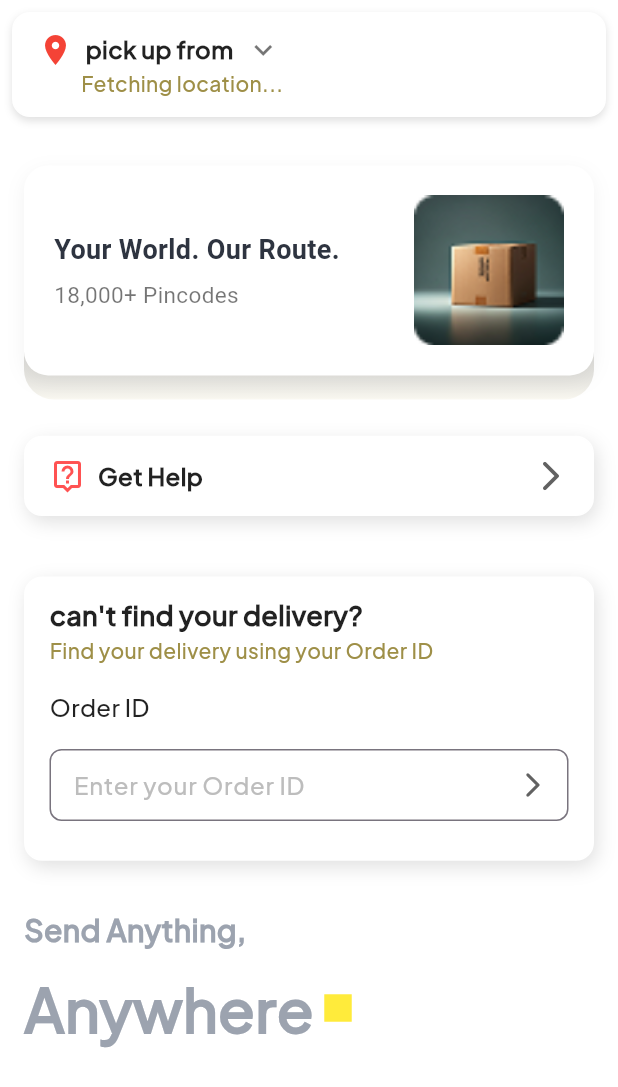
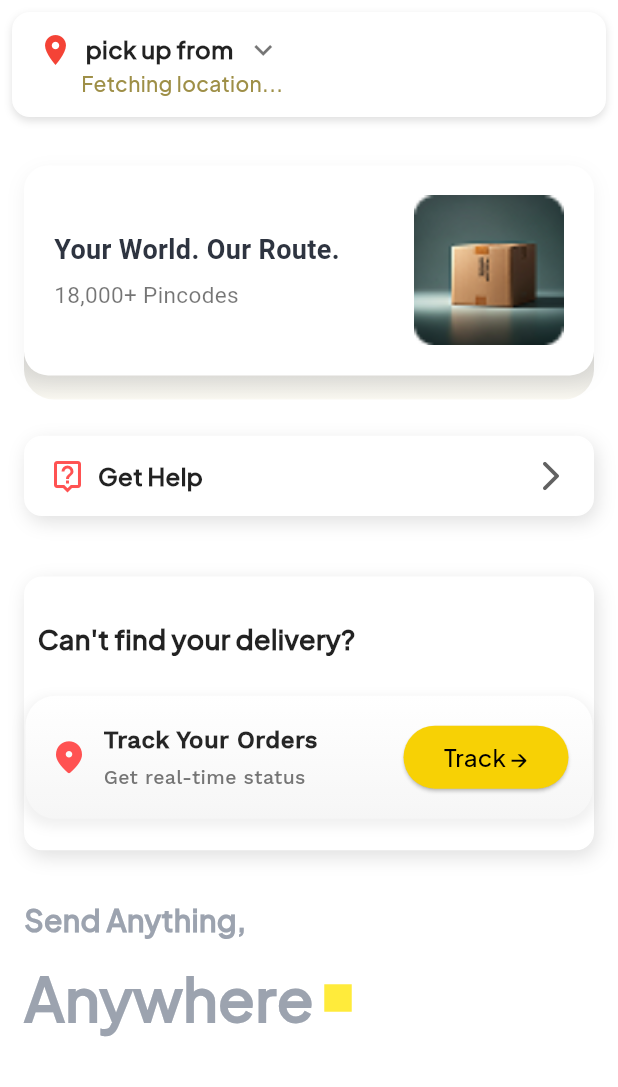
Before and after one commit to FLUXY01/Zone-Express, a Flutter app: the DashboardScreenUser screen opened directly, on a phone screen of 412 x 824 dp. Shown: the top 1087 px of the screen. Run offline on Flutter 3.47's test engine with Material 3 defaults, Android fonts, the light colour scheme and no system bars; our stand-ins replace dio, flutter_dotenv, flutter_vector_icons, geolocator, get, google_maps_flutter and 2 more; generated files the repository leaves out were written again.

Commit message:
chore: made restricted item page and made track your order container

```diff
--- a/lib/feature/User/dashboard/screens/dashboard_screen.dart
+++ b/lib/feature/User/dashboard/screens/dashboard_screen.dart
@@ -1,6 +1,7 @@
 import 'package:flutter/material.dart';
 import 'package:get/get.dart';
 import 'package:zone_express/feature/User/dashboard/widget/dashboard_container.dart';
+import 'package:zone_express/feature/User/dashboard/widget/track_order_container.dart';
 import 'package:zone_express/feature/User/get%20help/screens/get_help.dart';
 import 'package:zone_express/feature/User/location/screens/location_search_page.dart';
 import 'package:zone_express/feature/User/orders/screens/address_details.dart';
@@ -165,11 +166,7 @@ class _DashboardScreenUserState extends State<DashboardScreenUser> {
               Padding(
                 padding: const EdgeInsets.all(16.0),
                 child: Container(
-                  padding: const EdgeInsets.symmetric(
-                    horizontal: 16,
-                    vertical: 12,
-                  ),
-                  height: screenHeight * 0.23,
+                  padding: const EdgeInsets.symmetric(vertical: 20),
                   width: double.infinity,
                   decoration: BoxDecoration(
                     color: Colors.white,
@@ -186,8 +183,10 @@ class _DashboardScreenUserState extends State<DashboardScreenUser> {
                   child: Column(
                     crossAxisAlignment: CrossAxisAlignment.start,
                     children: [
-                      Text(
-                        "can't find your delivery?",
+                      Padding(
+                        padding: const EdgeInsets.all(8.0),
+                        child: Text(
+                          "Can't find your delivery?",
                           style: TextStyle(
                             fontSize: 18,
                             fontWeight: FontWeight.w800,
@@ -195,52 +194,9 @@ class _DashboardScreenUserState extends State<DashboardScreenUser> {
                             fontFamily: Tfonts.plusJakartaSansFont,
                           ),
                         ),
-                      Text(
-                        "Find your delivery using your Order ID",
-                        style: TextStyle(
-                          fontSize: 14,
-                          fontWeight: FontWeight.w600,
-                          color: Color(0xFF9E8F47),
-                          fontFamily: Tfonts.plusJakartaSansFont,
-                        ),
                       ),
                       SizedBox(height: screenHeight * 0.02),
-                      Text(
-                        "Order ID",
-                        style: TextStyle(
-                          fontSize: 16,
-                          fontWeight: FontWeight.w600,
-                          color: Colors.black87,
-                          fontFamily: Tfonts.plusJakartaSansFont,
-                        ),
-                      ),
-                      SizedBox(height: screenHeight * 0.02),
-                      TextField(
-                        decoration: InputDecoration(
-                          hintText: "Enter your Order ID",
-                          hintStyle: TextStyle(
-                            color: Colors.grey[400],
-                            fontFamily: Tfonts.plusJakartaSansFont,
-                          ),
-                          border: OutlineInputBorder(
-                            borderRadius: BorderRadius.circular(8),
-                            borderSide: BorderSide(color: Colors.grey.shade300),
-                          ),
-                          focusedBorder: OutlineInputBorder(
-                            borderRadius: BorderRadius.circular(8),
-                            borderSide: BorderSide(color: Colors.grey.shade400),
-                          ),
-                          contentPadding: const EdgeInsets.symmetric(
-                            horizontal: 12,
-                            vertical: 8,
-                          ),
-                          suffixIcon: Icon(
-                            Icons.arrow_forward_ios_rounded,
-                            color: Colors.grey[700],
-                            size: 20,
-                          ),
-                        ),
-                      ),
+                      const TrackOrderContainer(),
                     ],
                   ),
                 ),
--- /dev/null
+++ b/lib/feature/User/dashboard/widget/track_order_container.dart
@@ -0,0 +1,92 @@
+import 'package:flutter/material.dart';
+import 'package:get/get.dart';
+import 'package:zone_express/common/comm_button_yellow.dart';
+import 'package:zone_express/feature/User/orders/screens/order_screen.dart';
+import 'package:zone_express/feature/User/orders/screens/to_me_screen.dart';
+import 'package:zone_express/utils/constants/font.dart';
+
+class TrackOrderContainer extends StatelessWidget {
+  const TrackOrderContainer({super.key});
+
+  @override
+  Widget build(BuildContext context) {
+    return Container(
+      padding: const EdgeInsets.symmetric(horizontal: 16, vertical: 18),
+      decoration: BoxDecoration(
+        borderRadius: BorderRadius.circular(20),
+        gradient: const LinearGradient(
+          colors: [
+            Color(0xFFFFFFFF),
+            Color(0xFFF6F6F6), // subtle grey shade bottom gradient
+          ],
+          begin: Alignment.topCenter,
+          end: Alignment.bottomCenter,
+        ),
+        boxShadow: [
+          BoxShadow(
+            color: Colors.grey.withOpacity(0.15),
+            spreadRadius: 2,
+            blurRadius: 6,
+            offset: const Offset(0, 3),
+          ),
+        ],
+      ),
+      child: Row(
+        crossAxisAlignment: CrossAxisAlignment.center,
+        children: [
+          // 🔹 Location Icon
+          const Icon(
+            Icons.location_on_rounded,
+            color: Colors.redAccent,
+            size: 26,
+          ),
+          const SizedBox(width: 10),
+
+          // 🔹 Text Section (Expandable)
+          Expanded(
+            child: Column(
+              crossAxisAlignment: CrossAxisAlignment.start,
+              mainAxisSize: MainAxisSize.min,
+              children: [
+                Text(
+                  "Track Your Orders",
+                  overflow: TextOverflow.ellipsis,
+                  style: TextStyle(
+                    fontSize: 16,
+                    fontWeight: FontWeight.bold,
+                    color: Colors.black.withOpacity(0.85),
+                    fontFamily: Tfonts.workSansFont,
+                  ),
+                ),
+                const SizedBox(height: 4),
+                Text(
+                  "Get real-time status",
+                  overflow: TextOverflow.ellipsis,
+                  style: TextStyle(
+                    fontSize: 13,
+                    color: Colors.grey[600],
+                    fontFamily: Tfonts.workSansFont,
+                  ),
+                ),
+              ],
+            ),
+          ),
+
+          const SizedBox(width: 10),
+
+          // 🔹 Your Track Button
+          SizedBox(
+            width: 110, // ✅ keeps button from overflowing
+            height: 42,
+            child: CommonButtonYellow(
+              label: "Track →",
+              onPressed: () {
+                Get.to(() => OrderScreen());
+              },
+            ),
+          ),
+        ],
+      ),
+    );
+  }
+}
--- a/lib/feature/User/location/screens/delivery_location.dart
+++ b/lib/feature/User/location/screens/delivery_location.dart
@@ -17,7 +17,11 @@ class _DeliveryLocationState extends State<DeliveryLocation> {
   final saveAsController = Get.put(SaveAsController());
 
   final TextEditingController nameController = TextEditingController();
+  final TextEditingController mobileController = TextEditingController();
+  final TextEditingController streetController = TextEditingController();
+  final TextEditingController houseController = TextEditingController();
   final TextEditingController cityController = TextEditingController();
+  final TextEditingController pincodeController = TextEditingController();
   final TextEditingController stateController = TextEditingController();
 
   @override
@@ -55,7 +59,7 @@ class _DeliveryLocationState extends State<DeliveryLocation> {
               SizedBox(height: screenHeight * 0.03),
 
               buildLabel("Mobile Number"),
-              buildTextField("Enter mobile number", nameController),
+              buildTextField("Enter mobile number", mobileController),
               SizedBox(height: screenHeight * 0.01),
 
               Padding(
@@ -74,16 +78,16 @@ class _DeliveryLocationState extends State<DeliveryLocation> {
               buildLabel("Flat, Housing no., Building, Apartment"),
               buildTextField(
                 "Enter flat, housing no, building, apartment",
-                nameController,
+                houseController,
               ),
               SizedBox(height: screenHeight * 0.03),
 
               buildLabel("Area, street, sector"),
-              buildTextField("Enter area, street, sector", nameController),
+              buildTextField("Enter area, street, sector", streetController),
               SizedBox(height: screenHeight * 0.03),
 
               buildLabel("Pincode"),
-              buildTextField("Enter pincode", nameController),
+              buildTextField("Enter pincode", pincodeController),
               SizedBox(height: screenHeight * 0.03),
 
               Padding(
--- a/lib/utils/constants/images.dart
+++ b/lib/utils/constants/images.dart
@@ -51,4 +51,17 @@ class TImage {
   static const String passport = "assets/images/order/passport.png";
   static const String hemp = "assets/images/order/hemp.png";
   static const String reference = "assets/images/order/height_reference.png";
+
+  ///Restricted Items
+  static const String battery = "assets/images/restricted_img/battery.png";
+  static const String cheque = "assets/images/restricted_img/cheque.png";
+  static const String currency = "assets/images/restricted_img/currency.png";
+  static const String explosives =
+      "assets/images/restricted_img/explosives.png";
+  static const String gem = "assets/images/restricted_img/gem.png";
+  static const String liquor = "assets/images/restricted_img/liquor.png";
+  static const String military = "assets/images/restricted_img/military.png";
+  static const String poison = "assets/images/restricted_img/poison.png";
+  static const String ring = "assets/images/restricted_img/ring.png";
+  static const String solvent = "assets/images/restricted_img/solvent.png";
 }
--- a/pubspec.yaml
+++ b/pubspec.yaml
@@ -47,6 +47,7 @@ flutter:
      - assets/video/intro_video/intro_zone_express.mp4
      - assets/images/account_img/
      - assets/images/order/
+     - assets/images/restricted_img/
      - .env
 
   fonts:
```
Also changed, not shown: lib/feature/User/orders/widget/restricted_items_bottomsheet.dart (added, +123 -0 lines), lib/feature/User/orders/widget/secure_package_section.dart (+12 -1 lines), assets/images/restricted_img/battery.png (added), assets/images/restricted_img/cheque.png (added), assets/images/restricted_img/currency.png (added), assets/images/restricted_img/explosives.png (added), assets/images/restricted_img/gem.png (added), assets/images/restricted_img/liquor.png (added), assets/images/restricted_img/military.png (added), assets/images/restricted_img/poison.png (added), assets/images/restricted_img/ring.png (added), assets/images/restricted_img/solvent.png (added). Lines whose indentation alone changed are shown as unchanged.
